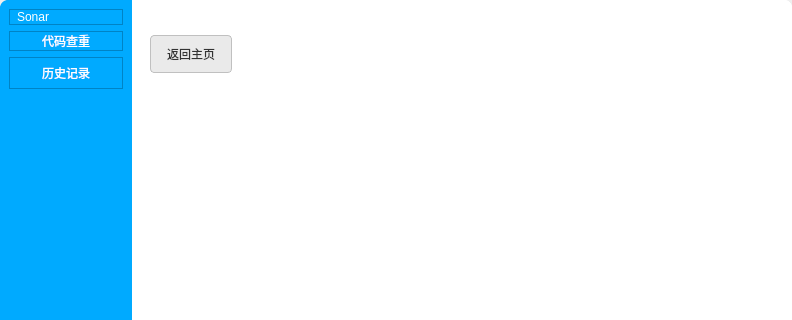
Qt form client/ui/main_window.ui (aStringCat/Sonar) before a commit; both pictures show x 0 to 792 and y 0 to 320 of the 792 by 600 pixel window.
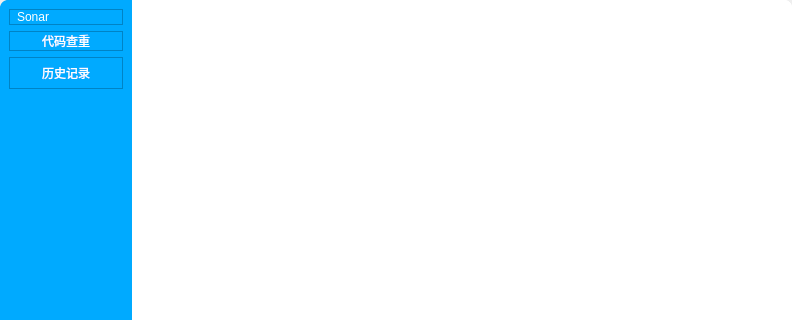
The same form after that commit. The open tabs and pages were chosen to show the change.

```diff
--- a/client/ui/main_window.ui
+++ b/client/ui/main_window.ui
@@ -922,30 +922,6 @@
             </widget>
             <widget class="QWidget" name="page_3">
              <layout class="QVBoxLayout" name="verticalLayout_5">
-              <item>
-               <layout class="QHBoxLayout" name="horizontalLayout_6">
-                <item>
-                 <widget class="QPushButton" name="home">
-                  <property name="text">
-                   <string>返回主页</string>
-                  </property>
-                 </widget>
-                </item>
-                <item>
-                 <spacer name="horizontalSpacer_8">
-                  <property name="orientation">
-                   <enum>Qt::Orientation::Horizontal</enum>
-                  </property>
-                  <property name="sizeHint" stdset="0">
-                   <size>
-                    <width>40</width>
-                    <height>20</height>
-                   </size>
-                  </property>
-                 </spacer>
-                </item>
-               </layout>
-              </item>
               <item>
                <widget class="QWidget" name="chart_container" native="true"/>
               </item>
```
Left out of the diff: 2 changed lines with no effect on the pictures.
